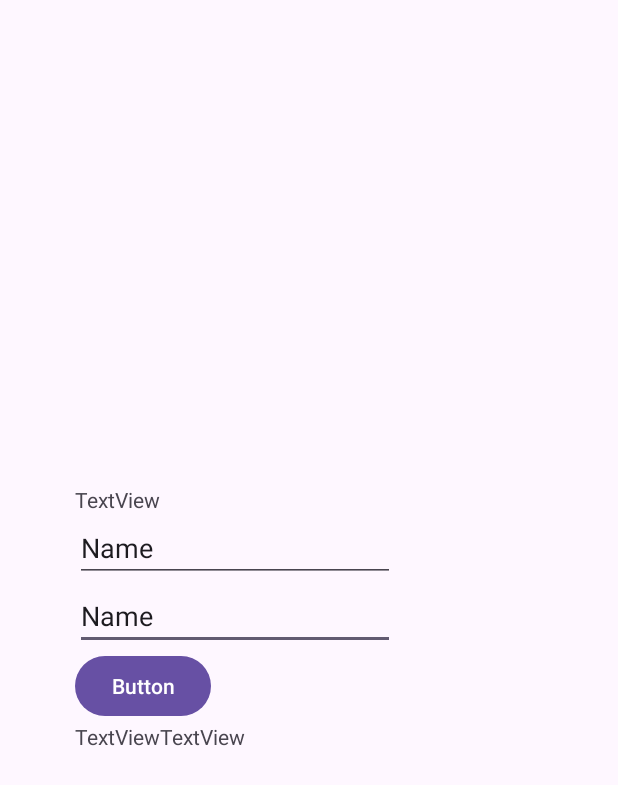
After one commit to giuseppe2028/NewsAppKotlin, an Android app: the fragment LoginFragment shown on its own in the app's theme, on a phone screen of 412 x 824 dp. The commit adds this screen. Shown: the top 785 px of the screen. Run offline under Robolectric (Android 15) with nearby library versions, the phone set to English and light mode, and no system bars.

Commit message:
Creazione UI grezza

```diff
--- a/app/build.gradle
+++ b/app/build.gradle
@@ -45,6 +45,9 @@ dependencies {
     implementation 'androidx.appcompat:appcompat:1.6.1'
     implementation 'com.google.android.material:material:1.5.0'
     implementation 'androidx.constraintlayout:constraintlayout:2.1.4'
+    implementation 'androidx.annotation:annotation:1.3.0'
+    implementation 'androidx.lifecycle:lifecycle-livedata-ktx:2.4.1'
+    implementation 'androidx.lifecycle:lifecycle-viewmodel-ktx:2.4.1'
     testImplementation 'junit:junit:4.13.2'
     androidTestImplementation 'androidx.test.ext:junit:1.1.5'
     androidTestImplementation 'androidx.test.espresso:espresso-core:3.5.1'
--- /dev/null
+++ b/app/src/main/java/com/example/newsappkotlin/View/Activities/IntroductionActivity.kt
@@ -0,0 +1,15 @@
+package com.example.newsappkotlin.View.Activities
+
+import androidx.appcompat.app.AppCompatActivity
+import android.os.Bundle
+import com.example.newsappkotlin.R
+import com.example.newsappkotlin.databinding.ActivityIntroductionBinding
+
+class IntroductionActivity : AppCompatActivity() {
+    private lateinit var binding:ActivityIntroductionBinding
+    override fun onCreate(savedInstanceState: Bundle?) {
+        super.onCreate(savedInstanceState)
+        binding = ActivityIntroductionBinding.inflate(layoutInflater)
+        setContentView(binding.root)
+    }
+}
--- /dev/null
+++ b/app/src/main/java/com/example/newsappkotlin/View/Fragments/LoginFragment.kt
@@ -0,0 +1,60 @@
+package com.example.newsappkotlin.View.Fragments
+
+import android.os.Bundle
+import androidx.fragment.app.Fragment
+import android.view.LayoutInflater
+import android.view.View
+import android.view.ViewGroup
+import com.example.newsappkotlin.R
+
+// TODO: Rename parameter arguments, choose names that match
+// the fragment initialization parameters, e.g. ARG_ITEM_NUMBER
+private const val ARG_PARAM1 = "param1"
+private const val ARG_PARAM2 = "param2"
+
+/**
+ * A simple [Fragment] subclass.
+ * Use the [LoginFragment.newInstance] factory method to
+ * create an instance of this fragment.
+ */
+class LoginFragment : Fragment() {
+    // TODO: Rename and change types of parameters
+    private var param1: String? = null
+    private var param2: String? = null
+
+    override fun onCreate(savedInstanceState: Bundle?) {
+        super.onCreate(savedInstanceState)
+        arguments?.let {
+            param1 = it.getString(ARG_PARAM1)
+            param2 = it.getString(ARG_PARAM2)
+        }
+    }
+
+    override fun onCreateView(
+        inflater: LayoutInflater, container: ViewGroup?,
+        savedInstanceState: Bundle?
+    ): View? {
+        // Inflate the layout for this fragment
+        return inflater.inflate(R.layout.fragment_login, container, false)
+    }
+
+    companion object {
+        /**
+         * Use this factory method to create a new instance of
+         * this fragment using the provided parameters.
+         *
+         * @param param1 Parameter 1.
+         * @param param2 Parameter 2.
+         * @return A new instance of fragment LoginFragment.
+         */
+        // TODO: Rename and change types and number of parameters
+        @JvmStatic
+        fun newInstance(param1: String, param2: String) =
+            LoginFragment().apply {
+                arguments = Bundle().apply {
+                    putString(ARG_PARAM1, param1)
+                    putString(ARG_PARAM2, param2)
+                }
+            }
+    }
+}
--- /dev/null
+++ b/app/src/main/res/layout/activity_introduction.xml
@@ -0,0 +1,14 @@
+<?xml version="1.0" encoding="utf-8"?>
+<androidx.constraintlayout.widget.ConstraintLayout xmlns:android="http://schemas.android.com/apk/res/android"
+    xmlns:app="http://schemas.android.com/apk/res-auto"
+    xmlns:tools="http://schemas.android.com/tools"
+    android:layout_width="match_parent"
+    android:layout_height="match_parent"
+    tools:context=".View.Activities.IntroductionActivity">
+
+    <FrameLayout
+        android:layout_width="match_parent"
+        android:layout_height="match_parent">
+
+    </FrameLayout>
+</androidx.constraintlayout.widget.ConstraintLayout>
--- /dev/null
+++ b/app/src/main/res/layout/fragment_login.xml
@@ -0,0 +1,92 @@
+<?xml version="1.0" encoding="utf-8"?>
+<androidx.constraintlayout.widget.ConstraintLayout xmlns:android="http://schemas.android.com/apk/res/android"
+    xmlns:app="http://schemas.android.com/apk/res-auto"
+    xmlns:tools="http://schemas.android.com/tools"
+    android:layout_width="match_parent"
+    android:layout_height="match_parent"
+    tools:context=".View.Fragments.LoginFragment">
+
+    <androidx.constraintlayout.widget.Guideline
+        android:id="@+id/guideline6"
+        android:layout_width="wrap_content"
+        android:layout_height="wrap_content"
+        android:orientation="vertical"
+        app:layout_constraintEnd_toEndOf="parent"
+        app:layout_constraintGuide_begin="50dp"
+        app:layout_constraintStart_toStartOf="parent" />
+
+    <Button
+        android:id="@+id/button"
+        android:layout_width="wrap_content"
+        android:layout_height="wrap_content"
+        android:text="Button"
+        app:layout_constraintBottom_toTopOf="@+id/linearLayout3"
+        app:layout_constraintEnd_toEndOf="parent"
+        app:layout_constraintHorizontal_bias="0.0"
+        app:layout_constraintStart_toStartOf="@+id/guideline6"
+        app:layout_constraintTop_toBottomOf="@+id/editTextText" />
+
+    <EditText
+        android:id="@+id/editTextText"
+        android:layout_width="wrap_content"
+        android:layout_height="wrap_content"
+        android:ems="10"
+        android:inputType="text"
+        android:text="Name"
+        app:layout_constraintBottom_toTopOf="@+id/button"
+        app:layout_constraintEnd_toEndOf="parent"
+        app:layout_constraintHorizontal_bias="0.0"
+        app:layout_constraintStart_toStartOf="@+id/guideline6"
+        app:layout_constraintTop_toBottomOf="@+id/editTextText2" />
+
+    <LinearLayout
+        android:id="@+id/linearLayout3"
+        android:layout_width="wrap_content"
+        android:layout_height="wrap_content"
+        android:orientation="horizontal"
+        app:layout_constraintBottom_toBottomOf="parent"
+        app:layout_constraintEnd_toEndOf="parent"
+        app:layout_constraintHorizontal_bias="0.0"
+        app:layout_constraintStart_toStartOf="@+id/guideline6"
+        app:layout_constraintTop_toBottomOf="@+id/button">
+
+        <TextView
+            android:id="@+id/textView2"
+            android:layout_width="wrap_content"
+            android:layout_height="wrap_content"
+            android:text="TextView" />
+
+        <TextView
+            android:id="@+id/textView"
+            android:layout_width="wrap_content"
+            android:layout_height="wrap_content"
+            android:text="TextView" />
+
+    </LinearLayout>
+
+    <EditText
+        android:id="@+id/editTextText2"
+        android:layout_width="wrap_content"
+        android:layout_height="wrap_content"
+        android:ems="10"
+        android:inputType="text"
+        android:text="Name"
+        app:layout_constraintBottom_toTopOf="@+id/editTextText"
+        app:layout_constraintEnd_toEndOf="parent"
+        app:layout_constraintHorizontal_bias="0.0"
+        app:layout_constraintStart_toStartOf="@+id/guideline6"
+        app:layout_constraintTop_toBottomOf="@+id/textView4" />
+
+    <TextView
+        android:id="@+id/textView4"
+        android:layout_width="wrap_content"
+        android:layout_height="wrap_content"
+        android:text="TextView"
+        app:layout_constraintBottom_toTopOf="@+id/editTextText2"
+        app:layout_constraintEnd_toEndOf="parent"
+        app:layout_constraintHorizontal_bias="0.0"
+        app:layout_constraintStart_toStartOf="@+id/guideline6"
+        app:layout_constraintTop_toTopOf="parent"
+        app:layout_constraintVertical_chainStyle="packed" />
+
+</androidx.constraintlayout.widget.ConstraintLayout>
--- /dev/null
+++ b/app/src/main/res/values/dimens.xml
@@ -0,0 +1,5 @@
+<resources>
+    <!-- Default screen margins, per the Android Design guidelines. -->
+    <dimen name="fragment_horizontal_margin">16dp</dimen>
+    <dimen name="fragment_vertical_margin">16dp</dimen>
+</resources>
--- a/app/src/main/res/values/strings.xml
+++ b/app/src/main/res/values/strings.xml
@@ -4,4 +4,13 @@
     <string name="hello_blank_fragment">Hello blank fragment</string>
     <string name="notizieTitle">Notizie Locali</string>
     <string name="ErrorePermessi">Non è possibile visualizzare questa schermata, causa permessi.</string>
+    <!-- Strings related to login -->
+    <string name="prompt_email">Email</string>
+    <string name="prompt_password">Password</string>
+    <string name="action_sign_in">Sign in or register</string>
+    <string name="action_sign_in_short">Sign in</string>
+    <string name="welcome">"Welcome!"</string>
+    <string name="invalid_username">Not a valid username</string>
+    <string name="invalid_password">Password must be >5 characters</string>
+    <string name="login_failed">"Login failed"</string>
 </resources>
```
